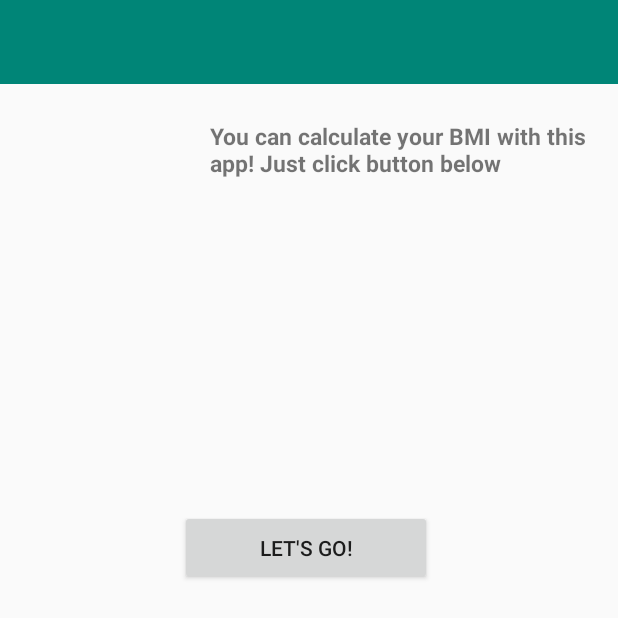
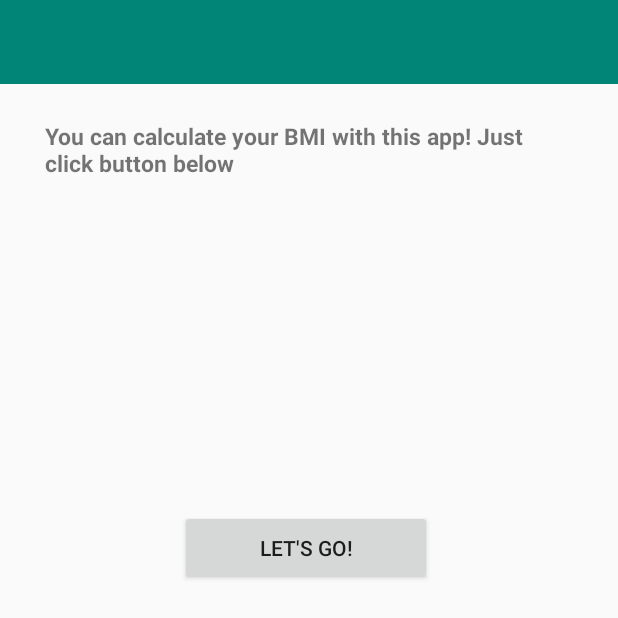
Before and after one commit to KwiatkowskiKarol/CalculatorAndroid, an Android app: the screen it shows after launch (MainActivity), on a phone screen of 412 x 824 dp. Shown: the top 618 px of the screen. Run offline under Robolectric (Android 15) with nearby library versions, the phone set to English and light mode, and no system bars.

Commit message:
layout changes

```diff
--- a/app/src/main/res/layout/start_screen.xml
+++ b/app/src/main/res/layout/start_screen.xml
@@ -19,7 +19,8 @@
         android:id="@+id/tvMainTextView"
         android:layout_width="wrap_content"
         android:layout_height="wrap_content"
-        android:layout_marginLeft="140dp"
+        android:layout_marginLeft="30dp"
+        android:layout_marginRight="30dp"
         android:layout_marginTop="80dp"
         android:text="You can calculate your BMI with this app! Just click button below"
         android:textSize="15dp"
```
